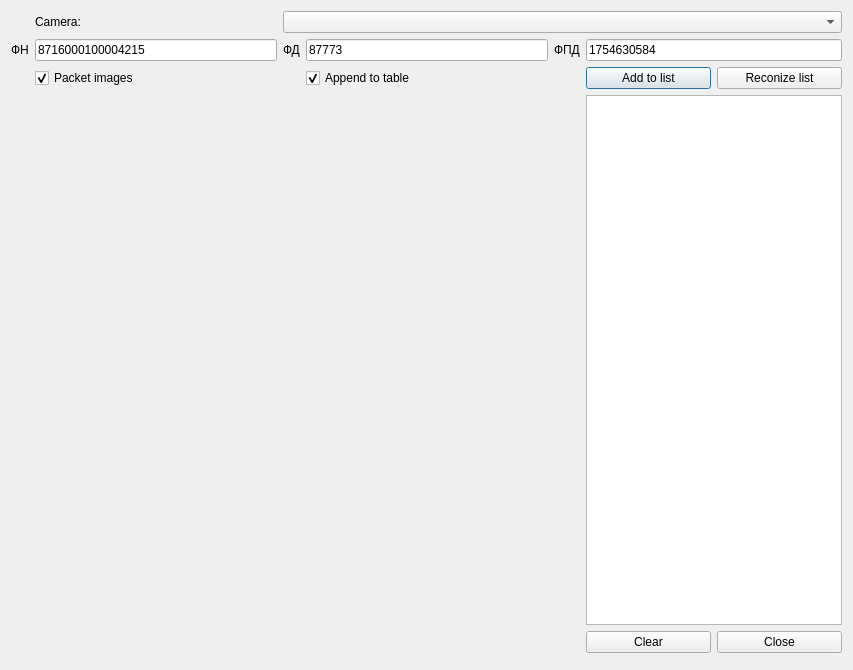
This is src/dialogscanreceipt.ui in p166/BillDownloader as Qt 5 draws it before an edit. The edited form follows.
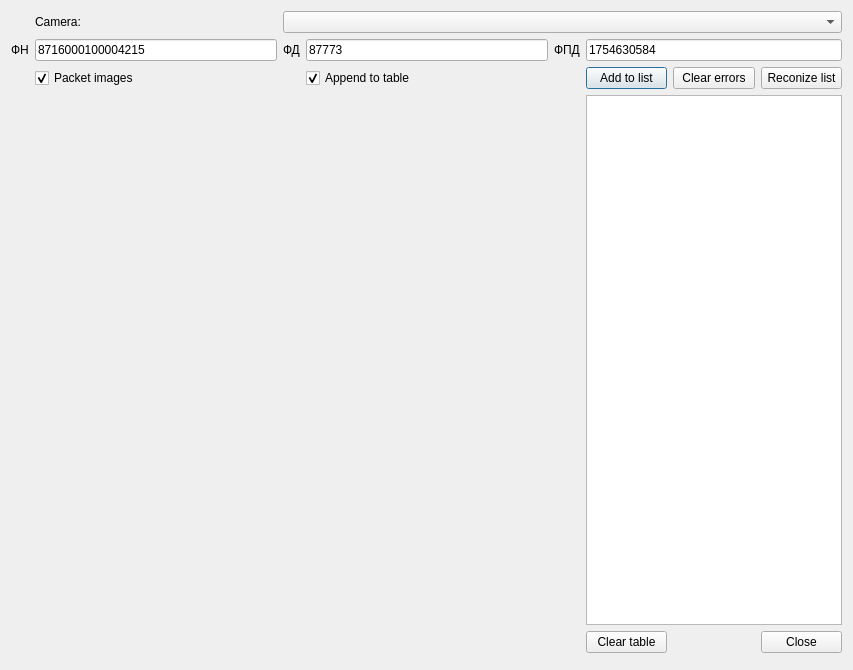
This is the edited form. Custom widgets are drawn as their Qt base class.

```diff
--- a/src/dialogscanreceipt.ui
+++ b/src/dialogscanreceipt.ui
@@ -40,14 +40,14 @@
        </property>
       </widget>
      </item>
-     <item row="1" column="5" colspan="2">
+     <item row="1" column="5" colspan="3">
       <widget class="QLineEdit" name="lineEdit_fpd">
        <property name="text">
         <string>1754630584</string>
        </property>
       </widget>
      </item>
-     <item row="0" column="2" colspan="5">
+     <item row="0" column="2" colspan="6">
       <widget class="QComboBox" name="comboBox"/>
      </item>
      <item row="1" column="1">
@@ -105,7 +105,7 @@
        </property>
       </widget>
      </item>
-     <item row="3" column="5" colspan="2">
+     <item row="3" column="5" colspan="3">
       <layout class="QHBoxLayout" name="horizontalLayout_7">
        <item>
         <widget class="QTableView" name="tableView">
@@ -131,7 +131,7 @@
        </item>
       </layout>
      </item>
-     <item row="2" column="6">
+     <item row="2" column="7">
       <widget class="QPushButton" name="btReconize">
        <property name="text">
         <string>Reconize list</string>
@@ -141,17 +141,24 @@
      <item row="4" column="5">
       <widget class="QPushButton" name="btClear">
        <property name="text">
-        <string>Clear</string>
+        <string>Clear table</string>
        </property>
       </widget>
      </item>
-     <item row="4" column="6">
+     <item row="4" column="7">
       <widget class="QPushButton" name="btClose">
        <property name="text">
         <string>Close</string>
        </property>
       </widget>
      </item>
+     <item row="2" column="6">
+      <widget class="QPushButton" name="btClearErrors">
+       <property name="text">
+        <string>Clear errors</string>
+       </property>
+      </widget>
+     </item>
     </layout>
    </item>
   </layout>
```
